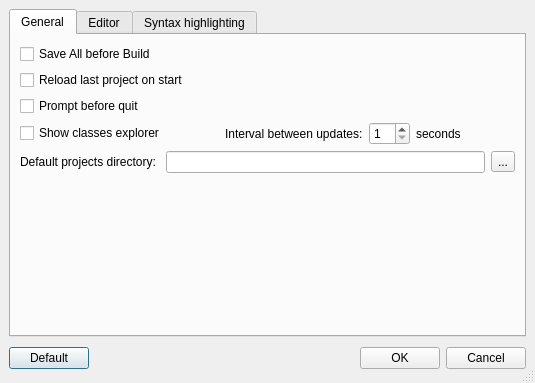
The window that ui/options.ui (google-code-export/qdevelop) describes before a commit, drawn with Qt 5.
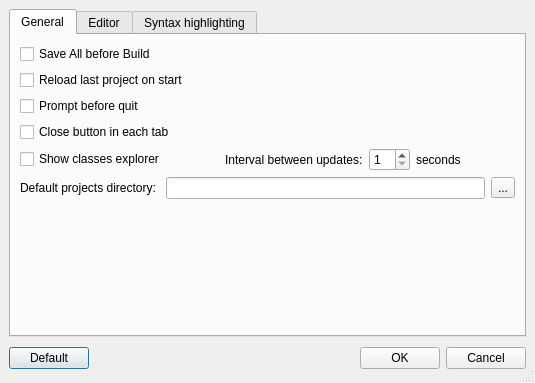
The same window after the commit. Icons and pictures are not drawn.

Commit message: - The options dialog allow to have a close button on each tab or on right corner of the tab widget.

Patch:
```diff
--- a/ui/options.ui
+++ b/ui/options.ui
@@ -76,6 +76,13 @@
            </property>
           </widget>
          </item>
+         <item>
+          <widget class="QCheckBox" name="closeButton" >
+           <property name="text" >
+            <string>Close button in each tab</string>
+           </property>
+          </widget>
+         </item>
          <item>
           <layout class="QHBoxLayout" >
            <property name="margin" >
```
The commit also changes 6 other files.
